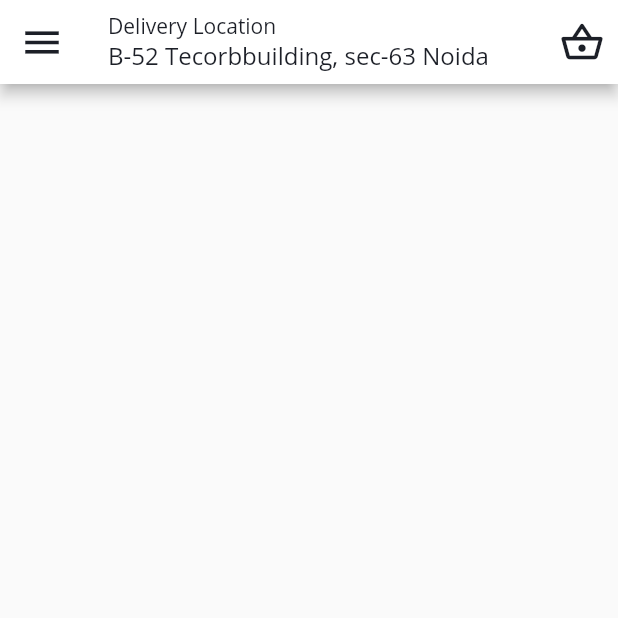
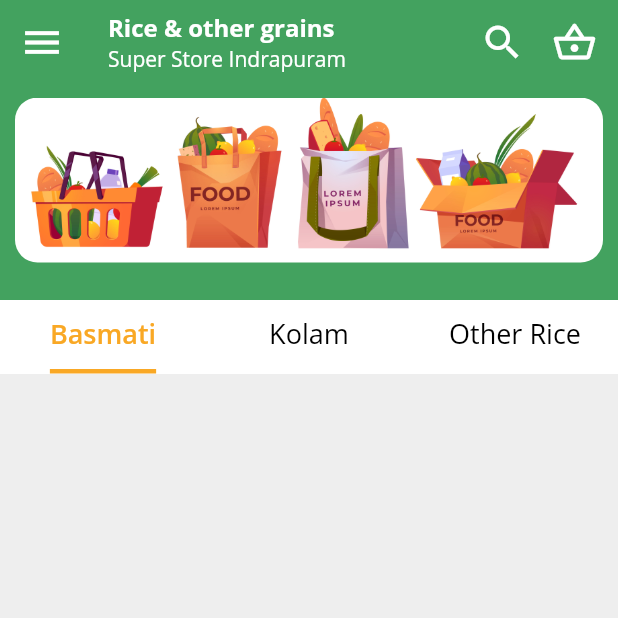
Before and after one commit to sumitra19jha/shopping-template, a Flutter app: the screen it shows after launch, on a phone screen of 412 x 824 dp, the top half of it. Run offline on Flutter 3.47's test engine with Material 2 defaults, Android fonts, the light colour scheme and no system bars.

Commit message:
basic top section ready

```diff
--- a/lib/products.dart
+++ b/lib/products.dart
@@ -7,34 +7,48 @@ class ProductsList extends StatefulWidget {
 }
 
 class _ProductsListState extends State<ProductsList> {
+  final List<String> images = [
+    'assets/Images/pic1.jpg',
+    'assets/Images/pic2.jpg',
+  ];
+
   @override
   Widget build(BuildContext context) {
-    return Container(
+    return DefaultTabController(
+      length: 3,
+      child: Container(
         color: Colors.white,
         child: SafeArea(
           child: Scaffold(
-          appBar: AppBar(
             backgroundColor: Colors.white,
+            body: NestedScrollView(
+              headerSliverBuilder: (ctx, innerBoxIsSrolled) {
+                return <Widget>[
+                  SliverAppBar(
+                    backgroundColor: UiColor.success,
+                    floating: false,
+                    pinned: true,
                     title: Column(
                       crossAxisAlignment: CrossAxisAlignment.start,
                       children: [
                         Text(
-                  'Delivery Location',
-                  style: TextStyle(
-                    fontSize: 14,
-                    color: UiColor.darkShades,
-                    fontFamily: 'OpenSans',
-                    fontWeight: FontWeight.normal,
-                  ),
-                ),
-                Text(
-                  'B-52 Tecorbbuilding, sec-63 Noida',
+                          'Rice & other grains',
                           maxLines: 1,
                           overflow: TextOverflow.ellipsis,
                           style: TextStyle(
                             fontSize: 16,
-                    color: UiColor.darkShades,
+                            color: Colors.white,
+                            fontWeight: FontWeight.w700,
                             fontFamily: 'OpenSans',
+                          ),
+                        ),
+                        Text(
+                          'Super Store Indrapuram',
+                          style: TextStyle(
+                            fontSize: 14,
+                            color: Colors.white,
+                            fontFamily: 'OpenSans',
+                            fontWeight: FontWeight.w500,
                           ),
                         ),
                       ],
@@ -42,32 +56,99 @@ class _ProductsListState extends State<ProductsList> {
                     leading: IconButton(
                       icon: Icon(
                         Icons.menu,
-                color: UiColor.darkShades,
+                        color: Colors.white,
                         size: 30,
                       ),
                       onPressed: () {
-                Navigator.of(context).pop();
+                        //Navigator.of(context).pop();
                       },
                     ),
                     actions: [
                       IconButton(
                         icon: Icon(
-                  Icons.shopping_basket_outlined,
-                  color: UiColor.darkShades,
+                          Icons.search,
+                          color: Colors.white,
                           size: 30,
                         ),
                         onPressed: () {
-                  Navigator.of(context).pop();
+                          //Navigator.of(context).pop();
                         },
                       ),
+                      IconButton(
+                        icon: Icon(
+                          Icons.shopping_basket_outlined,
+                          color: Colors.white,
+                          size: 30,
+                        ),
+                        onPressed: () {
+                          //Navigator.of(context).pop();
+                        },
+                      ),
+                      SizedBox(width: 5)
+                    ],
+                    expandedHeight: 200,
+                    flexibleSpace: FlexibleSpaceBar(
+                      background: Container(
+                        margin: EdgeInsets.only(
+                          top: 65,
+                          left: 10,
+                          right: 10,
+                          bottom: 25,
+                        ),
+                        decoration: BoxDecoration(
+                          borderRadius: BorderRadius.circular(15),
+                        ),
+                        child: ClipRRect(
+                          borderRadius: BorderRadius.circular(15),
+                          child: Image.asset(
+                            'assets/Images/pic1.jpg',
+                            fit: BoxFit.cover,
+                          ),
+                        ),
+                      ),
+                    ),
+                  ),
+                  SliverPersistentHeader(
+                    delegate: _SliverAppBarDelegate(
+                      TabBar(
+                        isScrollable: false,
+                        labelColor: Colors.yellow[800],
+                        unselectedLabelColor: Colors.black,
+                        unselectedLabelStyle: TextStyle(
+                          color: Colors.black,
+                          fontSize: 18,
+                          fontFamily: 'OpenSans',
+                          fontWeight: FontWeight.w500,
+                        ),
+                        labelStyle: TextStyle(
+                          fontFamily: 'OpenSans',
+                          fontSize: 18,
+                          fontWeight: FontWeight.w600,
+                        ),
+                        indicatorWeight: 3,
+                        indicatorColor: Colors.yellow[800],
+                        indicatorSize: TabBarIndicatorSize.label,
+                        tabs: [
+                          Tab(text: "Basmati"),
+                          Tab(text: "Kolam"),
+                          Tab(text: "Other Rice"),
                         ],
                       ),
-          body: NestedScrollView(
-            headerSliverBuilder: (ctx, innerBoxIsSrolled) {
-              return <Widget>[];
+                    ),
+                    pinned: true,
+                  ),
+                ];
               },
-            body: Container(
+              body: TabBarView(
+                children: [1, 2, 3]
+                    .map(
+                      (items) => Container(
+                        color: Colors.grey[200],
                         child: ListView(),
+                      ),
+                    )
+                    .toList(),
+              ),
             ),
           ),
         ),
@@ -75,3 +156,27 @@ class _ProductsListState extends State<ProductsList> {
     );
   }
 }
+
+class _SliverAppBarDelegate extends SliverPersistentHeaderDelegate {
+  _SliverAppBarDelegate(this._tabBar);
+
+  final TabBar _tabBar;
+
+  @override
+  double get minExtent => _tabBar.preferredSize.height;
+  @override
+  double get maxExtent => _tabBar.preferredSize.height;
+
+  @override
+  Widget build(
+      BuildContext context, double shrinkOffset, bool overlapsContent) {
+    return new Container(
+      child: _tabBar,
+    );
+  }
+
+  @override
+  bool shouldRebuild(_SliverAppBarDelegate oldDelegate) {
+    return false;
+  }
+}
--- a/pubspec.yaml
+++ b/pubspec.yaml
@@ -45,8 +45,9 @@ flutter:
   uses-material-design: true
 
   # To add assets to your application, add an assets section, like this:
-  # assets:
-  #   - images/a_dot_burr.jpeg
+  assets:
+    - assets/Images/pic1.jpg
+    - assets/Images/pic2.jpg
   #   - images/a_dot_ham.jpeg
 
   # An image asset can refer to one or more resolution-specific "variants", see
```
Also changed, not shown: assets/Images/pic1.jpg (added), 1 other file. Lines whose indentation alone changed are shown as unchanged.
